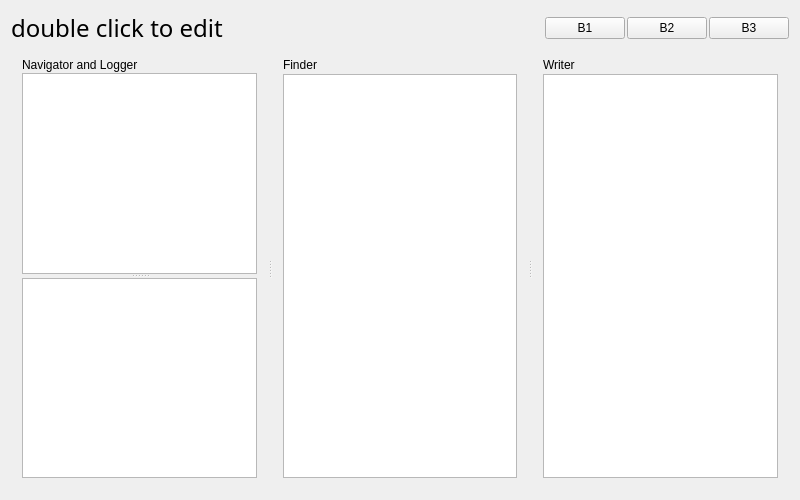
This is DesktopUtility/CrabSPD/CrabScienceProjectDashboard/CrabScienceProjectDashboard.ui in 1054/Crab as Qt 5 draws it before an edit. The edited form follows.
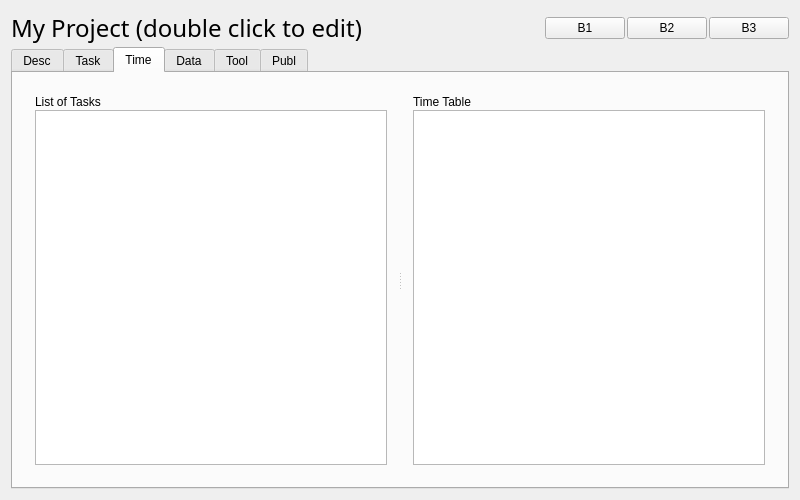
This is the edited form. The open tabs and pages were chosen to show the change. Custom widgets are drawn as their Qt base class.

```diff
--- a/DesktopUtility/CrabSPD/CrabScienceProjectDashboard/CrabScienceProjectDashboard.ui
+++ b/DesktopUtility/CrabSPD/CrabScienceProjectDashboard/CrabScienceProjectDashboard.ui
@@ -43,7 +43,7 @@
         </font>
        </property>
        <property name="text">
-        <string>double click to edit</string>
+        <string>My Project (double click to edit)</string>
        </property>
        <property name="margin">
         <number>2</number>
@@ -87,96 +87,167 @@
     </layout>
    </item>
    <item>
-    <widget class="QSplitter" name="splitter_2">
-     <property name="sizePolicy">
-      <sizepolicy hsizetype="Expanding" vsizetype="Expanding">
-       <horstretch>0</horstretch>
-       <verstretch>0</verstretch>
-      </sizepolicy>
+    <widget class="QTabWidget" name="tabWidget">
+     <property name="currentIndex">
+      <number>1</number>
      </property>
-     <property name="orientation">
-      <enum>Qt::Horizontal</enum>
-     </property>
-     <widget class="QWidget" name="">
-      <layout class="QVBoxLayout" name="verticalLayout_1">
-       <property name="spacing">
-        <number>1</number>
-       </property>
+     <widget class="QWidget" name="tab_Desc">
+      <attribute name="title">
+       <string>Desc</string>
+      </attribute>
+      <layout class="QVBoxLayout" name="verticalLayout_9">
        <item>
-        <widget class="QLabel" name="label_Navigator_and_Logger">
-         <property name="text">
-          <string>Navigator and Logger</string>
+        <layout class="QVBoxLayout" name="verticalLayout_210">
+         <property name="spacing">
+          <number>1</number>
          </property>
-        </widget>
+         <item>
+          <widget class="QLabel" name="label_210">
+           <property name="text">
+            <string>Project Description</string>
+           </property>
+          </widget>
+         </item>
+         <item>
+          <widget class="QTextEdit" name="textEdit_DescTab"/>
+         </item>
+        </layout>
        </item>
+      </layout>
+     </widget>
+     <widget class="QWidget" name="tab_Task">
+      <attribute name="title">
+       <string>Task</string>
+      </attribute>
+      <layout class="QVBoxLayout" name="verticalLayout_8">
        <item>
-        <widget class="QSplitter" name="splitter">
+        <widget class="QSplitter" name="splitter_300">
          <property name="orientation">
-          <enum>Qt::Vertical</enum>
+          <enum>Qt::Horizontal</enum>
          </property>
-         <widget class="QListView" name="Navigator">
-          <property name="sizePolicy">
-           <sizepolicy hsizetype="Preferred" vsizetype="Expanding">
-            <horstretch>0</horstretch>
-            <verstretch>0</verstretch>
-           </sizepolicy>
-          </property>
+         <widget class="QWidget" name="layoutWidget">
+          <layout class="QVBoxLayout" name="verticalLayout_310">
+           <property name="spacing">
+            <number>1</number>
+           </property>
+           <item>
+            <widget class="QLabel" name="label_311">
+             <property name="text">
+              <string>List of Tasks</string>
+             </property>
+            </widget>
+           </item>
+           <item>
+            <widget class="TaskTreeViewClass" name="treeView_TaskTab"/>
+           </item>
+          </layout>
          </widget>
-         <widget class="QTableView" name="Logger">
-          <property name="sizePolicy">
-           <sizepolicy hsizetype="Preferred" vsizetype="Expanding">
-            <horstretch>0</horstretch>
-            <verstretch>0</verstretch>
-           </sizepolicy>
-          </property>
+         <widget class="QWidget" name="layoutWidget">
+          <layout class="QVBoxLayout" name="verticalLayout_320">
+           <property name="spacing">
+            <number>1</number>
+           </property>
+           <item>
+            <widget class="QLabel" name="label_321">
+             <property name="text">
+              <string>Details of the Selected Task</string>
+             </property>
+            </widget>
+           </item>
+           <item>
+            <widget class="QTableView" name="tableView_TaskTab"/>
+           </item>
+          </layout>
          </widget>
         </widget>
        </item>
       </layout>
      </widget>
-     <widget class="QWidget" name="">
-      <layout class="QVBoxLayout" name="verticalLayout_2">
-       <property name="spacing">
-        <number>2</number>
-       </property>
+     <widget class="QWidget" name="tab_Time">
+      <attribute name="title">
+       <string>Time</string>
+      </attribute>
+      <layout class="QVBoxLayout" name="verticalLayout_12">
        <item>
-        <widget class="QLabel" name="label_Finder">
-         <property name="text">
-          <string>Finder</string>
+        <widget class="QSplitter" name="splitter_400">
+         <property name="orientation">
+          <enum>Qt::Horizontal</enum>
          </property>
+         <widget class="QWidget" name="layoutWidget">
+          <layout class="QVBoxLayout" name="verticalLayout_420">
+           <property name="spacing">
+            <number>1</number>
+           </property>
+           <item>
+            <widget class="QLabel" name="label_421">
+             <property name="text">
+              <string>List of Tasks</string>
+             </property>
+            </widget>
+           </item>
+           <item>
+            <widget class="TaskTreeViewClass" name="treeView_TimeTab"/>
+           </item>
+          </layout>
+         </widget>
+         <widget class="QWidget" name="layoutWidget">
+          <layout class="QVBoxLayout" name="verticalLayout_410">
+           <property name="spacing">
+            <number>1</number>
+           </property>
+           <item>
+            <widget class="QLabel" name="label_411">
+             <property name="text">
+              <string>Time Table</string>
+             </property>
+            </widget>
+           </item>
+           <item>
+            <widget class="QTableView" name="tableView_TimeTab"/>
+           </item>
+          </layout>
+         </widget>
         </widget>
        </item>
+      </layout>
+     </widget>
+     <widget class="QWidget" name="tab_Data">
+      <attribute name="title">
+       <string>Data</string>
+      </attribute>
+      <layout class="QVBoxLayout" name="verticalLayout_15">
        <item>
-        <widget class="QColumnView" name="Finder">
-         <property name="sizePolicy">
-          <sizepolicy hsizetype="Preferred" vsizetype="Expanding">
-           <horstretch>0</horstretch>
-           <verstretch>0</verstretch>
-          </sizepolicy>
+        <widget class="QSplitter" name="splitter_500">
+         <property name="orientation">
+          <enum>Qt::Horizontal</enum>
          </property>
         </widget>
        </item>
       </layout>
      </widget>
-     <widget class="QWidget" name="">
-      <layout class="QVBoxLayout" name="verticalLayout_3">
-       <property name="spacing">
-        <number>2</number>
-       </property>
+     <widget class="QWidget" name="tab_Tool">
+      <attribute name="title">
+       <string>Tool</string>
+      </attribute>
+      <layout class="QVBoxLayout" name="verticalLayout_20">
        <item>
-        <widget class="QLabel" name="label_Writer">
-         <property name="text">
-          <string>Writer</string>
+        <widget class="QSplitter" name="splitter_600">
+         <property name="orientation">
+          <enum>Qt::Horizontal</enum>
          </property>
         </widget>
        </item>
+      </layout>
+     </widget>
+     <widget class="QWidget" name="tab_Publ">
+      <attribute name="title">
+       <string>Publ</string>
+      </attribute>
+      <layout class="QVBoxLayout" name="verticalLayout_21">
        <item>
-        <widget class="QTextEdit" name="Writer">
-         <property name="sizePolicy">
-          <sizepolicy hsizetype="Preferred" vsizetype="Expanding">
-           <horstretch>0</horstretch>
-           <verstretch>0</verstretch>
-          </sizepolicy>
+        <widget class="QSplitter" name="splitter_700">
+         <property name="orientation">
+          <enum>Qt::Horizontal</enum>
          </property>
         </widget>
        </item>
@@ -187,6 +258,13 @@
   </layout>
  </widget>
  <layoutdefault spacing="6" margin="11"/>
+ <customwidgets>
+  <customwidget>
+   <class>TaskTreeViewClass</class>
+   <extends>QTreeView</extends>
+   <header>TaskTreeViewClass.h</header>
+  </customwidget>
+ </customwidgets>
  <resources/>
  <connections/>
 </ui>
```
Left out of the diff: 102 changed lines with no effect on the pictures.
